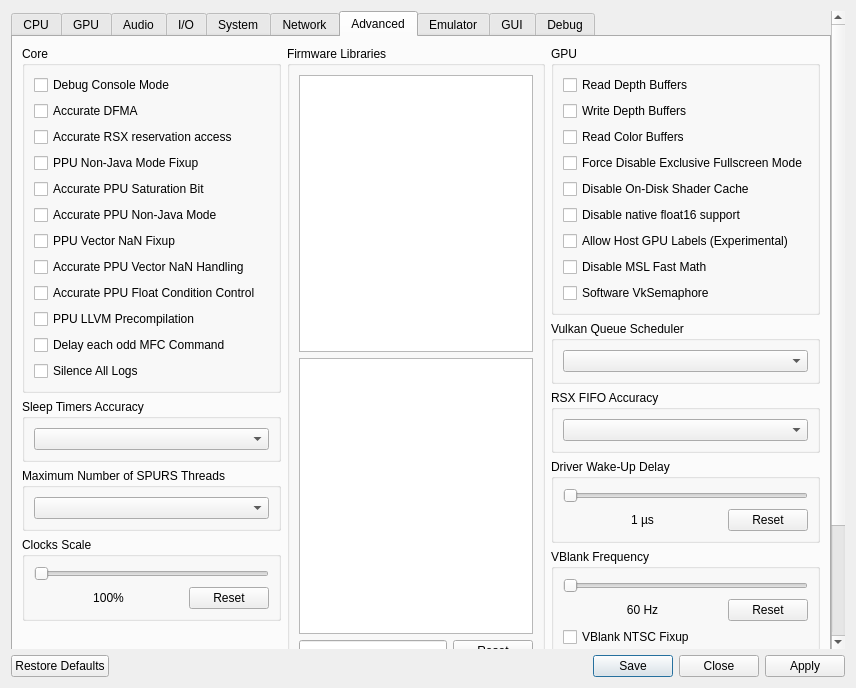
First picture: the form in rpcs3/rpcs3qt/settings_dialog.ui, repository RPCS3/rpcs3, before the edit.
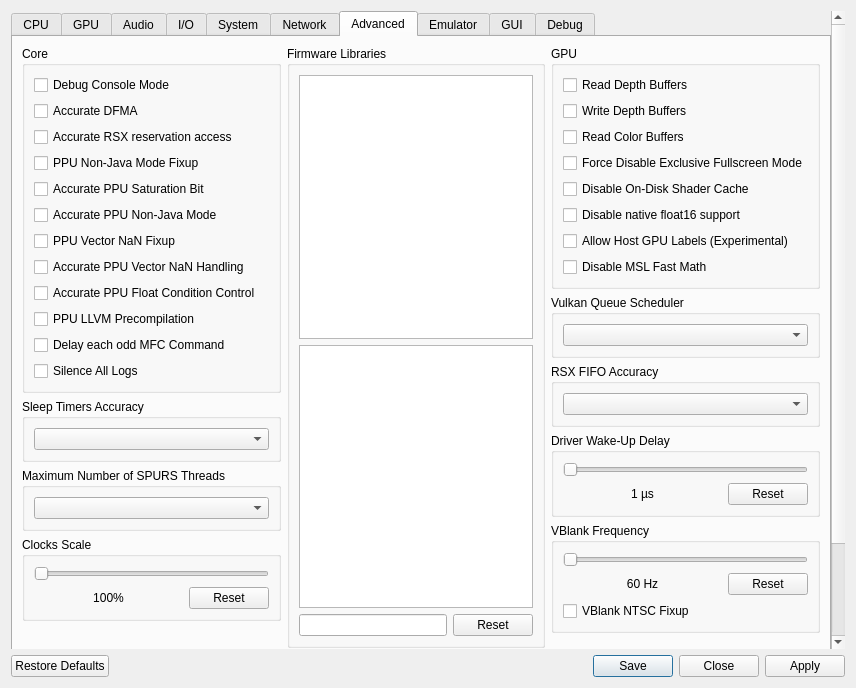
Second picture: the form after the edit. The open tabs and pages were chosen to show the change. Icons and pictures are not drawn.

Diff of the .ui file:
```diff
--- a/rpcs3/rpcs3qt/settings_dialog.ui
+++ b/rpcs3/rpcs3qt/settings_dialog.ui
@@ -2558,13 +2558,6 @@
                  </property>
                 </widget>
                </item>
-               <item>
-                <widget class="QCheckBox" name="softwareVkSemaphore">
-                 <property name="text">
-                  <string>Software VkSemaphore</string>
-                 </property>
-                </widget>
-               </item>
               </layout>
              </widget>
             </item>
```
